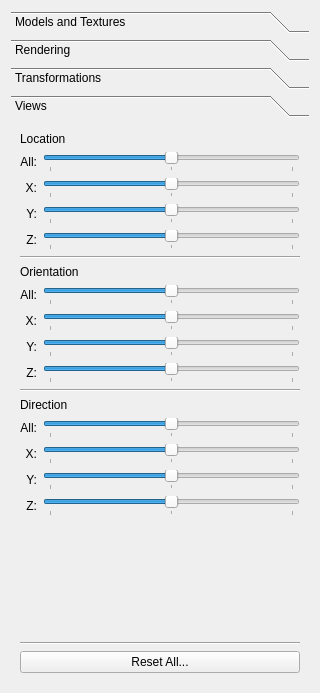
The window that src/SideBar.ui (adickin/Md2-Viewer) describes before a commit, drawn with Qt 5.
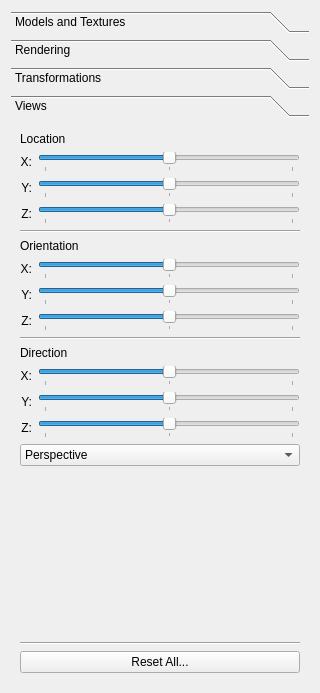
The same window after the commit. The open tabs and pages were chosen to show the change.

The edit to the form file:
```diff
--- a/src/SideBar.ui
+++ b/src/SideBar.ui
@@ -772,16 +772,6 @@
             <layout class="QHBoxLayout" name="horizontalLayout_12">
              <item>
               <layout class="QVBoxLayout" name="verticalLayout_39">
-               <item>
-                <widget class="QLabel" name="label_48">
-                 <property name="text">
-                  <string>All:</string>
-                 </property>
-                 <property name="alignment">
-                  <set>Qt::AlignRight|Qt::AlignTrailing|Qt::AlignVCenter</set>
-                 </property>
-                </widget>
-               </item>
                <item>
                 <widget class="QLabel" name="label_49">
                  <property name="text">
@@ -816,32 +806,16 @@
              </item>
              <item>
               <layout class="QVBoxLayout" name="verticalLayout_40">
-               <item>
-                <widget class="QSlider" name="allLocationSlider">
-                 <property name="minimum">
-                  <number>-180</number>
-                 </property>
-                 <property name="maximum">
-                  <number>180</number>
-                 </property>
-                 <property name="orientation">
-                  <enum>Qt::Horizontal</enum>
-                 </property>
-                 <property name="tickPosition">
-                  <enum>QSlider::TicksBelow</enum>
-                 </property>
-                 <property name="tickInterval">
-                  <number>180</number>
-                 </property>
-                </widget>
-               </item>
                <item>
                 <widget class="QSlider" name="xLocationSlider">
                  <property name="minimum">
-                  <number>-180</number>
+                  <number>-50</number>
                  </property>
                  <property name="maximum">
-                  <number>180</number>
+                  <number>50</number>
+                 </property>
+                 <property name="sliderPosition">
+                  <number>0</number>
                  </property>
                  <property name="orientation">
                   <enum>Qt::Horizontal</enum>
@@ -850,17 +824,17 @@
                   <enum>QSlider::TicksBelow</enum>
                  </property>
                  <property name="tickInterval">
-                  <number>180</number>
+                  <number>50</number>
                  </property>
                 </widget>
                </item>
                <item>
                 <widget class="QSlider" name="yLocationSlider">
                  <property name="minimum">
-                  <number>-180</number>
+                  <number>-50</number>
                  </property>
                  <property name="maximum">
-                  <number>180</number>
+                  <number>50</number>
                  </property>
                  <property name="orientation">
                   <enum>Qt::Horizontal</enum>
@@ -869,17 +843,17 @@
                   <enum>QSlider::TicksBelow</enum>
                  </property>
                  <property name="tickInterval">
-                  <number>180</number>
+                  <number>50</number>
                  </property>
                 </widget>
                </item>
                <item>
                 <widget class="QSlider" name="zLocationSlider">
                  <property name="minimum">
-                  <number>-180</number>
+                  <number>-50</number>
                  </property>
                  <property name="maximum">
-                  <number>180</number>
+                  <number>50</number>
                  </property>
                  <property name="orientation">
                   <enum>Qt::Horizontal</enum>
@@ -888,7 +862,7 @@
                   <enum>QSlider::TicksBelow</enum>
                  </property>
                  <property name="tickInterval">
-                  <number>180</number>
+                  <number>50</number>
                  </property>
                 </widget>
                </item>
@@ -918,16 +892,6 @@
             <layout class="QHBoxLayout" name="horizontalLayout_13">
              <item>
               <layout class="QVBoxLayout" name="verticalLayout_42">
-               <item>
-                <widget class="QLabel" name="label_53">
-                 <property name="text">
-                  <string>All:</string>
-                 </property>
-                 <property name="alignment">
-                  <set>Qt::AlignRight|Qt::AlignTrailing|Qt::AlignVCenter</set>
-                 </property>
-                </widget>
-               </item>
                <item>
                 <widget class="QLabel" name="label_54">
                  <property name="text">
@@ -962,32 +926,19 @@
              </item>
              <item>
               <layout class="QVBoxLayout" name="verticalLayout_43">
-               <item>
-                <widget class="QSlider" name="allOrientationSlider">
-                 <property name="minimum">
-                  <number>-180</number>
-                 </property>
-                 <property name="maximum">
-                  <number>180</number>
-                 </property>
-                 <property name="orientation">
-                  <enum>Qt::Horizontal</enum>
-                 </property>
-                 <property name="tickPosition">
-                  <enum>QSlider::TicksBelow</enum>
-                 </property>
-                 <property name="tickInterval">
-                  <number>180</number>
-                 </property>
-                </widget>
-               </item>
                <item>
                 <widget class="QSlider" name="xOrientationSlider">
                  <property name="minimum">
-                  <number>-180</number>
+                  <number>-1</number>
                  </property>
                  <property name="maximum">
-                  <number>180</number>
+                  <number>1</number>
+                 </property>
+                 <property name="singleStep">
+                  <number>1</number>
+                 </property>
+                 <property name="sliderPosition">
+                  <number>0</number>
                  </property>
                  <property name="orientation">
                   <enum>Qt::Horizontal</enum>
@@ -996,17 +947,17 @@
                   <enum>QSlider::TicksBelow</enum>
                  </property>
                  <property name="tickInterval">
-                  <number>180</number>
+                  <number>1</number>
                  </property>
                 </widget>
                </item>
                <item>
                 <widget class="QSlider" name="yOrientationSlider">
                  <property name="minimum">
-                  <number>-180</number>
+                  <number>-1</number>
                  </property>
                  <property name="maximum">
-                  <number>180</number>
+                  <number>1</number>
                  </property>
                  <property name="orientation">
                   <enum>Qt::Horizontal</enum>
@@ -1015,17 +966,17 @@
                   <enum>QSlider::TicksBelow</enum>
                  </property>
                  <property name="tickInterval">
-                  <number>180</number>
+                  <number>1</number>
                  </property>
                 </widget>
                </item>
                <item>
                 <widget class="QSlider" name="zOrientationSlider">
                  <property name="minimum">
-                  <number>-180</number>
+                  <number>-1</number>
                  </property>
                  <property name="maximum">
-                  <number>180</number>
+                  <number>1</number>
                  </property>
                  <property name="orientation">
                   <enum>Qt::Horizontal</enum>
@@ -1034,7 +985,7 @@
                   <enum>QSlider::TicksBelow</enum>
                  </property>
                  <property name="tickInterval">
-                  <number>180</number>
+                  <number>1</number>
                  </property>
                 </widget>
                </item>
@@ -1064,16 +1015,6 @@
             <layout class="QHBoxLayout" name="horizontalLayout_14">
              <item>
               <layout class="QVBoxLayout" name="verticalLayout_45">
-               <item>
-                <widget class="QLabel" name="label_58">
-                 <property name="text">
-                  <string>All:</string>
-                 </property>
-                 <property name="alignment">
-                  <set>Qt::AlignRight|Qt::AlignTrailing|Qt::AlignVCenter</set>
-                 </property>
-                </widget>
-               </item>
                <item>
                 <widget class="QLabel" name="label_59">
                  <property name="text">
@@ -1108,25 +1049,6 @@
              </item>
              <item>
               <layout class="QVBoxLayout" name="verticalLayout_46">
-               <item>
-                <widget class="QSlider" name="allDirectionSlider">
-                 <property name="minimum">
-                  <number>-180</number>
-                 </property>
-                 <property name="maximum">
-                  <number>180</number>
-                 </property>
-                 <property name="orientation">
-                  <enum>Qt::Horizontal</enum>
-                 </property>
-                 <property name="tickPosition">
-                  <enum>QSlider::TicksBelow</enum>
-                 </property>
-                 <property name="tickInterval">
-                  <number>180</number>
-                 </property>
-                </widget>
-               </item>
                <item>
                 <widget class="QSlider" name="xDirectionSlider">
                  <property name="minimum">
@@ -1190,6 +1112,20 @@
            </item>
           </layout>
          </item>
+         <item>
+          <widget class="QComboBox" name="projectionComboBox">
+           <item>
+            <property name="text">
+             <string>Perspective</string>
+            </property>
+           </item>
+           <item>
+            <property name="text">
+             <string>Parallel</string>
+            </property>
+           </item>
+          </widget>
+         </item>
          <item>
           <spacer name="verticalSpacer_6">
            <property name="orientation">
```
Left out of the diff: 15 changed lines with no effect on the pictures.
